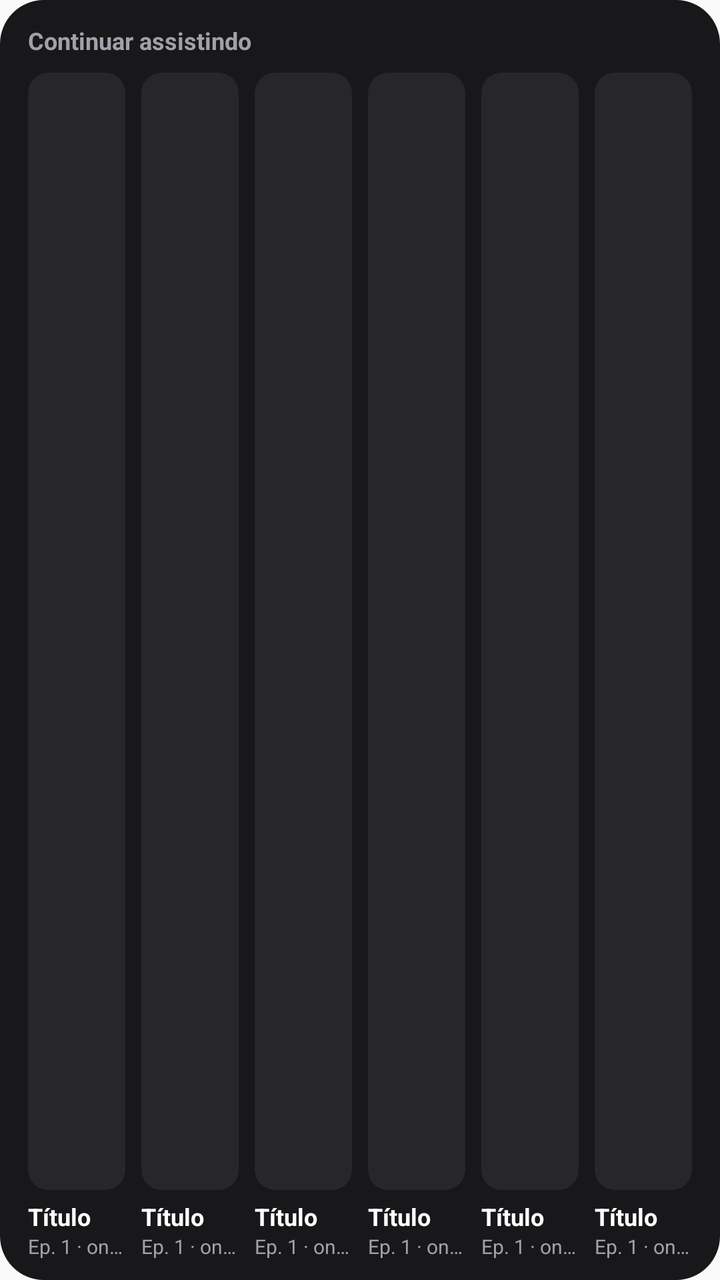
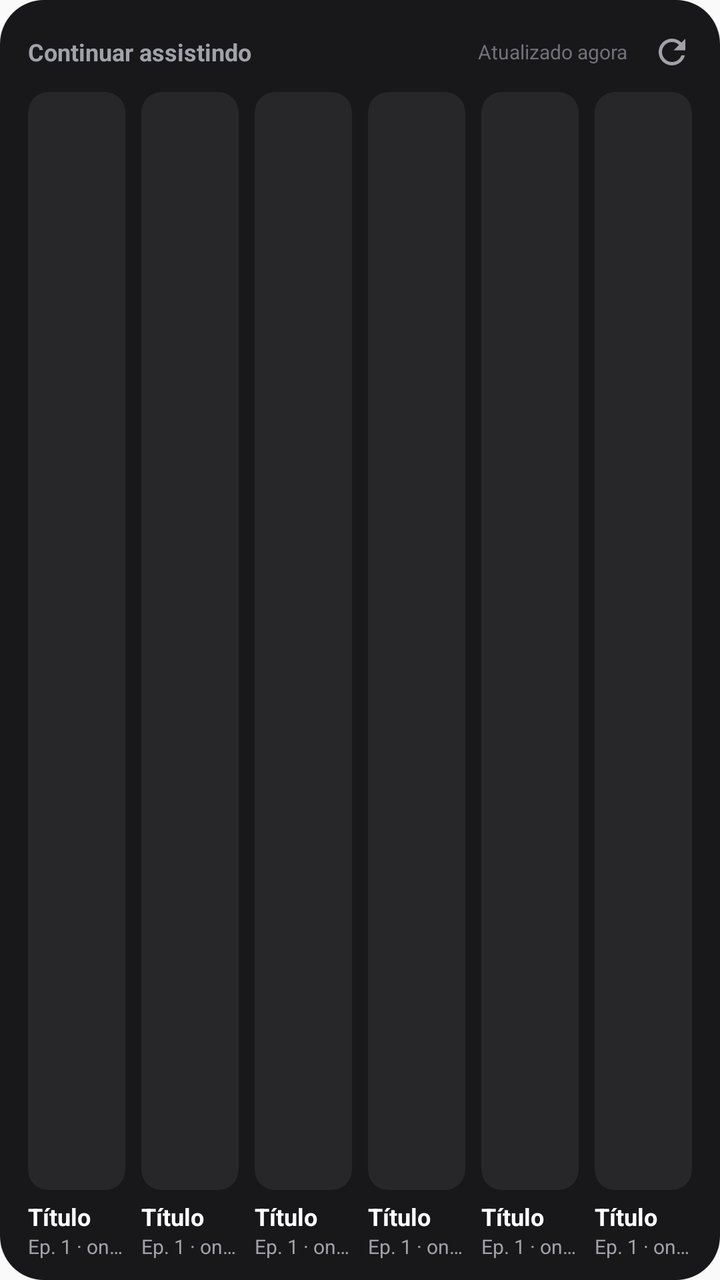

Compare the two renders of this Android layout. The source of the first and the diff that turns it into the second are given below.
<!-- AndroidManifest.xml: application theme AppTheme -->
<!-- res/layout/widget_carousel.xml -->
<?xml version="1.0" encoding="utf-8"?>
<FrameLayout xmlns:android="http://schemas.android.com/apk/res/android"
    android:id="@android:id/background"
    android:layout_width="match_parent"
    android:layout_height="match_parent"
    android:background="@drawable/widget_bg">

    <LinearLayout
        android:id="@+id/content"
        android:layout_width="match_parent"
        android:layout_height="match_parent"
        android:orientation="vertical"
        android:paddingStart="10dp"
        android:paddingTop="12dp"
        android:paddingEnd="10dp"
        android:paddingBottom="10dp">

        <TextView
            android:layout_width="match_parent"
            android:layout_height="wrap_content"
            android:layout_marginStart="4dp"
            android:layout_marginBottom="8dp"
            android:text="Continuar assistindo"
            android:textColor="#A1A1AA"
            android:textSize="12sp"
            android:textStyle="bold" />

        <LinearLayout
            android:layout_width="match_parent"
            android:layout_height="0dp"
            android:layout_weight="1"
            android:orientation="horizontal">

            <LinearLayout
                android:id="@+id/slot0"
                android:layout_width="0dp"
                android:layout_height="match_parent"
                android:layout_marginStart="4dp"
                android:layout_marginEnd="4dp"
                android:layout_weight="1"
                android:orientation="vertical">

                <FrameLayout
                    android:layout_width="match_parent"
                    android:layout_height="0dp"
                    android:layout_weight="1"
                    android:background="@drawable/thumb_bg"
                    android:clipToOutline="true">

                    <ImageView
                        android:id="@+id/slot0_img"
                        android:layout_width="match_parent"
                        android:layout_height="match_parent"
                        android:contentDescription="@null"
                        android:scaleType="centerCrop" />

                    <ProgressBar
            android:id="@+id/slot0_progress"
            style="?android:attr/progressBarStyleHorizontal"
            android:layout_width="match_parent"
            android:layout_height="3dp"
            android:layout_gravity="bottom"
            android:minHeight="3dp"
            android:maxHeight="3dp"
            android:indeterminate="false"
            android:max="1000"
            android:progress="500"
            android:progressTint="#F97316"
            android:progressBackgroundTint="#CC3F3F46"
            android:visibility="gone" />
                </FrameLayout>

                <TextView
                    android:id="@+id/slot0_title"
                    android:layout_width="match_parent"
                    android:layout_height="wrap_content"
                    android:layout_marginTop="5dp"
                    android:ellipsize="end"
                    android:maxLines="1"
                    android:text="Título"
                    android:textColor="#FFFFFF"
                    android:textSize="12sp"
                    android:textStyle="bold" />

                <TextView
                    android:id="@+id/slot0_sub"
                    android:layout_width="match_parent"
                    android:layout_height="wrap_content"
                    android:ellipsize="end"
                    android:maxLines="1"
                    android:text="Ep. 1 · ontem"
                    android:textColor="#A1A1AA"
                    android:textSize="10sp" />
            </LinearLayout>
            <LinearLayout
                android:id="@+id/slot1"
                android:layout_width="0dp"
                android:layout_height="match_parent"
                android:layout_marginStart="4dp"
                android:layout_marginEnd="4dp"
                android:layout_weight="1"
                android:orientation="vertical">

                <FrameLayout
                    android:layout_width="match_parent"
                    android:layout_height="0dp"
                    android:layout_weight="1"
                    android:background="@drawable/thumb_bg"
                    android:clipToOutline="true">

                    <ImageView
                        android:id="@+id/slot1_img"
                        android:layout_width="match_parent"
                        android:layout_height="match_parent"
                        android:contentDescription="@null"
                        android:scaleType="centerCrop" />

                    <ProgressBar
            android:id="@+id/slot1_progress"
            style="?android:attr/progressBarStyleHorizontal"
            android:layout_width="match_parent"
            android:layout_height="3dp"
            android:layout_gravity="bottom"
            android:minHeight="3dp"
            android:maxHeight="3dp"
            android:indeterminate="false"
            android:max="1000"
            android:progress="500"
            android:progressTint="#F97316"
            android:progressBackgroundTint="#CC3F3F46"
            android:visibility="gone" />
                </FrameLayout>

                <TextView
                    android:id="@+id/slot1_title"
                    android:layout_width="match_parent"
                    android:layout_height="wrap_content"
                    android:layout_marginTop="5dp"
                    android:ellipsize="end"
                    android:maxLines="1"
                    android:text="Título"
                    android:textColor="#FFFFFF"
                    android:textSize="12sp"
                    android:textStyle="bold" />

                <TextView
                    android:id="@+id/slot1_sub"
                    android:layout_width="match_parent"
                    android:layout_height="wrap_content"
                    android:ellipsize="end"
                    android:maxLines="1"
                    android:text="Ep. 1 · ontem"
                    android:textColor="#A1A1AA"
                    android:textSize="10sp" />
            </LinearLayout>
            <LinearLayout
                android:id="@+id/slot2"
                android:layout_width="0dp"
                android:layout_height="match_parent"
                android:layout_marginStart="4dp"
                android:layout_marginEnd="4dp"
                android:layout_weight="1"
                android:orientation="vertical">

                <FrameLayout
                    android:layout_width="match_parent"
                    android:layout_height="0dp"
                    android:layout_weight="1"
                    android:background="@drawable/thumb_bg"
                    android:clipToOutline="true">

                    <ImageView
                        android:id="@+id/slot2_img"
                        android:layout_width="match_parent"
                        android:layout_height="match_parent"
                        android:contentDescription="@null"
                        android:scaleType="centerCrop" />

                    <ProgressBar
            android:id="@+id/slot2_progress"
            style="?android:attr/progressBarStyleHorizontal"
            android:layout_width="match_parent"
            android:layout_height="3dp"
            android:layout_gravity="bottom"
            android:minHeight="3dp"
            android:maxHeight="3dp"
            android:indeterminate="false"
            android:max="1000"
            android:progress="500"
            android:progressTint="#F97316"
            android:progressBackgroundTint="#CC3F3F46"
            android:visibility="gone" />
                </FrameLayout>

                <TextView
                    android:id="@+id/slot2_title"
                    android:layout_width="match_parent"
                    android:layout_height="wrap_content"
                    android:layout_marginTop="5dp"
                    android:ellipsize="end"
                    android:maxLines="1"
                    android:text="Título"
                    android:textColor="#FFFFFF"
                    android:textSize="12sp"
                    android:textStyle="bold" />

                <TextView
                    android:id="@+id/slot2_sub"
                    android:layout_width="match_parent"
                    android:layout_height="wrap_content"
                    android:ellipsize="end"
                    android:maxLines="1"
                    android:text="Ep. 1 · ontem"
                    android:textColor="#A1A1AA"
                    android:textSize="10sp" />
            </LinearLayout>
            <LinearLayout
                android:id="@+id/slot3"
                android:layout_width="0dp"
                android:layout_height="match_parent"
                android:layout_marginStart="4dp"
                android:layout_marginEnd="4dp"
                android:layout_weight="1"
                android:orientation="vertical">

                <FrameLayout
                    android:layout_width="match_parent"
                    android:layout_height="0dp"
                    android:layout_weight="1"
                    android:background="@drawable/thumb_bg"
                    android:clipToOutline="true">

                    <ImageView
                        android:id="@+id/slot3_img"
                        android:layout_width="match_parent"
                        android:layout_height="match_parent"
                        android:contentDescription="@null"
                        android:scaleType="centerCrop" />

                    <ProgressBar
            android:id="@+id/slot3_progress"
            style="?android:attr/progressBarStyleHorizontal"
            android:layout_width="match_parent"
            android:layout_height="3dp"
            android:layout_gravity="bottom"
            android:minHeight="3dp"
            android:maxHeight="3dp"
            android:indeterminate="false"
            android:max="1000"
            android:progress="500"
            android:progressTint="#F97316"
            android:progressBackgroundTint="#CC3F3F46"
            android:visibility="gone" />
                </FrameLayout>

                <TextView
                    android:id="@+id/slot3_title"
                    android:layout_width="match_parent"
                    android:layout_height="wrap_content"
                    android:layout_marginTop="5dp"
                    android:ellipsize="end"
                    android:maxLines="1"
                    android:text="Título"
                    android:textColor="#FFFFFF"
                    android:textSize="12sp"
                    android:textStyle="bold" />

                <TextView
                    android:id="@+id/slot3_sub"
                    android:layout_width="match_parent"
                    android:layout_height="wrap_content"
                    android:ellipsize="end"
                    android:maxLines="1"
                    android:text="Ep. 1 · ontem"
                    android:textColor="#A1A1AA"
                    android:textSize="10sp" />
            </LinearLayout>
            <LinearLayout
                android:id="@+id/slot4"
                android:layout_width="0dp"
                android:layout_height="match_parent"
                android:layout_marginStart="4dp"
                android:layout_marginEnd="4dp"
                android:layout_weight="1"
                android:orientation="vertical">

                <FrameLayout
                    android:layout_width="match_parent"
                    android:layout_height="0dp"
                    android:layout_weight="1"
                    android:background="@drawable/thumb_bg"
                    android:clipToOutline="true">

                    <ImageView
                        android:id="@+id/slot4_img"
                        android:layout_width="match_parent"
                        android:layout_height="match_parent"
                        android:contentDescription="@null"
                        android:scaleType="centerCrop" />

                    <ProgressBar
            android:id="@+id/slot4_progress"
            style="?android:attr/progressBarStyleHorizontal"
            android:layout_width="match_parent"
            android:layout_height="3dp"
            android:layout_gravity="bottom"
            android:minHeight="3dp"
            android:maxHeight="3dp"
            android:indeterminate="false"
            android:max="1000"
            android:progress="500"
            android:progressTint="#F97316"
            android:progressBackgroundTint="#CC3F3F46"
            android:visibility="gone" />
                </FrameLayout>

                <TextView
                    android:id="@+id/slot4_title"
                    android:layout_width="match_parent"
                    android:layout_height="wrap_content"
                    android:layout_marginTop="5dp"
                    android:ellipsize="end"
                    android:maxLines="1"
                    android:text="Título"
                    android:textColor="#FFFFFF"
                    android:textSize="12sp"
                    android:textStyle="bold" />

                <TextView
                    android:id="@+id/slot4_sub"
                    android:layout_width="match_parent"
                    android:layout_height="wrap_content"
                    android:ellipsize="end"
                    android:maxLines="1"
                    android:text="Ep. 1 · ontem"
                    android:textColor="#A1A1AA"
                    android:textSize="10sp" />
            </LinearLayout>
            <LinearLayout
                android:id="@+id/slot5"
                android:layout_width="0dp"
                android:layout_height="match_parent"
                android:layout_marginStart="4dp"
                android:layout_marginEnd="4dp"
                android:layout_weight="1"
                android:orientation="vertical">

                <FrameLayout
                    android:layout_width="match_parent"
                    android:layout_height="0dp"
                    android:layout_weight="1"
                    android:background="@drawable/thumb_bg"
                    android:clipToOutline="true">

                    <ImageView
                        android:id="@+id/slot5_img"
                        android:layout_width="match_parent"
                        android:layout_height="match_parent"
                        android:contentDescription="@null"
                        android:scaleType="centerCrop" />

                    <ProgressBar
            android:id="@+id/slot5_progress"
            style="?android:attr/progressBarStyleHorizontal"
            android:layout_width="match_parent"
            android:layout_height="3dp"
            android:layout_gravity="bottom"
            android:minHeight="3dp"
            android:maxHeight="3dp"
            android:indeterminate="false"
            android:max="1000"
            android:progress="500"
            android:progressTint="#F97316"
            android:progressBackgroundTint="#CC3F3F46"
            android:visibility="gone" />
                </FrameLayout>

                <TextView
                    android:id="@+id/slot5_title"
                    android:layout_width="match_parent"
                    android:layout_height="wrap_content"
                    android:layout_marginTop="5dp"
                    android:ellipsize="end"
                    android:maxLines="1"
                    android:text="Título"
                    android:textColor="#FFFFFF"
                    android:textSize="12sp"
                    android:textStyle="bold" />

                <TextView
                    android:id="@+id/slot5_sub"
                    android:layout_width="match_parent"
                    android:layout_height="wrap_content"
                    android:ellipsize="end"
                    android:maxLines="1"
                    android:text="Ep. 1 · ontem"
                    android:textColor="#A1A1AA"
                    android:textSize="10sp" />
            </LinearLayout>
        </LinearLayout>
    </LinearLayout>

    <TextView
        android:id="@+id/tv_empty"
        android:layout_width="match_parent"
        android:layout_height="match_parent"
        android:gravity="center"
        android:padding="16dp"
        android:text="@string/widget_empty"
        android:textColor="#A1A1AA"
        android:textSize="12sp"
        android:visibility="gone" />
</FrameLayout>
<!-- resources referenced by this layout -->
<resources>
  <!-- drawable thumb_bg (drawable) -->
  <?xml version="1.0" encoding="utf-8"?>
  <shape xmlns:android="http://schemas.android.com/apk/res/android" android:shape="rectangle">
      <solid android:color="#FF27272A" />
      <corners android:radius="10dp" />
  </shape>
  <!-- drawable widget_bg (drawable) -->
  <?xml version="1.0" encoding="utf-8"?>
  <shape xmlns:android="http://schemas.android.com/apk/res/android" android:shape="rectangle">
      <solid android:color="#FF18181B" />
      <corners android:radius="22dp" />
  </shape>
  <string name="widget_empty">Abra o CrunchySync para carregar sua fila</string>
  <style name="AppTheme" parent="Theme.AppCompat.Light.DarkActionBar">
          
          <item name="colorPrimary">@color/colorPrimary</item>
          <item name="colorPrimaryDark">@color/colorPrimaryDark</item>
          <item name="colorAccent">@color/colorAccent</item>
      </style>
</resources>

<!-- the commit's change to res/layout/widget_carousel.xml (unified diff, before → after) -->
@@ -15,15 +15,48 @@
         android:paddingEnd="10dp"
         android:paddingBottom="10dp">
 
-        <TextView
+        <LinearLayout
             android:layout_width="match_parent"
             android:layout_height="wrap_content"
             android:layout_marginStart="4dp"
-            android:layout_marginBottom="8dp"
-            android:text="Continuar assistindo"
-            android:textColor="#A1A1AA"
-            android:textSize="12sp"
-            android:textStyle="bold" />
+            android:layout_marginBottom="6dp"
+            android:gravity="center_vertical"
+            android:orientation="horizontal">
+
+            <TextView
+                android:layout_width="0dp"
+                android:layout_height="wrap_content"
+                android:layout_weight="1"
+                android:ellipsize="end"
+                android:maxLines="1"
+                android:text="Continuar assistindo"
+                android:textColor="#A1A1AA"
+                android:textSize="12sp"
+                android:textStyle="bold" />
+
+            <TextView
+                android:id="@+id/tv_updated"
+                android:layout_width="wrap_content"
+                android:layout_height="wrap_content"
+                android:layout_marginStart="6dp"
+                android:ellipsize="end"
+                android:maxLines="1"
+                android:text="Atualizado agora"
+                android:textColor="#71717A"
+                android:textSize="10sp" />
+
+            <ImageView
+                android:id="@+id/btn_refresh"
+                android:layout_width="36dp"
+                android:layout_height="28dp"
+                android:contentDescription="Atualizar agora"
+                android:paddingStart="10dp"
+                android:paddingTop="4dp"
+                android:paddingEnd="2dp"
+                android:paddingBottom="4dp"
+                android:scaleType="fitCenter"
+                android:src="@drawable/ic_refresh" />
+        </LinearLayout>
 
         <LinearLayout
             android:layout_width="match_parent"
<!-- resource entries referenced after the edit -->
@@ -1,5 +1,16 @@
 <!-- resources referenced by this layout -->
 <resources>
+  <!-- drawable ic_refresh (drawable) -->
+  <?xml version="1.0" encoding="utf-8"?>
+  <vector xmlns:android="http://schemas.android.com/apk/res/android"
+      android:width="24dp"
+      android:height="24dp"
+      android:viewportWidth="24"
+      android:viewportHeight="24">
+      <path
+          android:fillColor="#FFA1A1AA"
+          android:pathData="M17.65,6.35C16.2,4.9 14.21,4 12,4c-4.42,0 -7.99,3.58 -7.99,8s3.57,8 7.99,8c3.73,0 6.84,-2.55 7.73,-6h-2.08c-0.82,2.33 -3.04,4 -5.65,4 -3.31,0 -6,-2.69 -6,-6s2.69,-6 6,-6c1.66,0 3.14,0.69 4.22,1.78L13,11h7V4l-2.35,2.35z" />
+  </vector>
   <!-- drawable thumb_bg (drawable) -->
   <?xml version="1.0" encoding="utf-8"?>
   <shape xmlns:android="http://schemas.android.com/apk/res/android" android:shape="rectangle">
